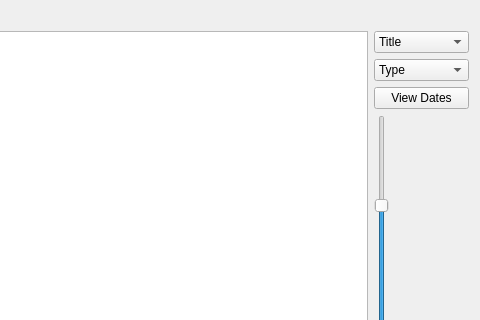
lettergram/basicbookreader, file src/statsviewer/statsviewer.ui: the form before one commit; both pictures show x 270 to 750 and y 0 to 320 of the 750 by 600 pixel window.
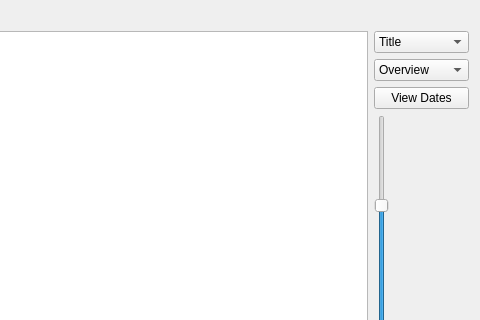
The form after the commit.

Commit message: Fixed bug when switching between journal - view dates and stats - time per page

Diff of the .ui file:
```diff
--- a/src/statsviewer/statsviewer.ui
+++ b/src/statsviewer/statsviewer.ui
@@ -55,7 +55,7 @@
      </property>
      <item>
       <property name="text">
-       <string>Type</string>
+       <string>Overview</string>
       </property>
      </item>
      <item>
```
The commit also changes 1 other file.
